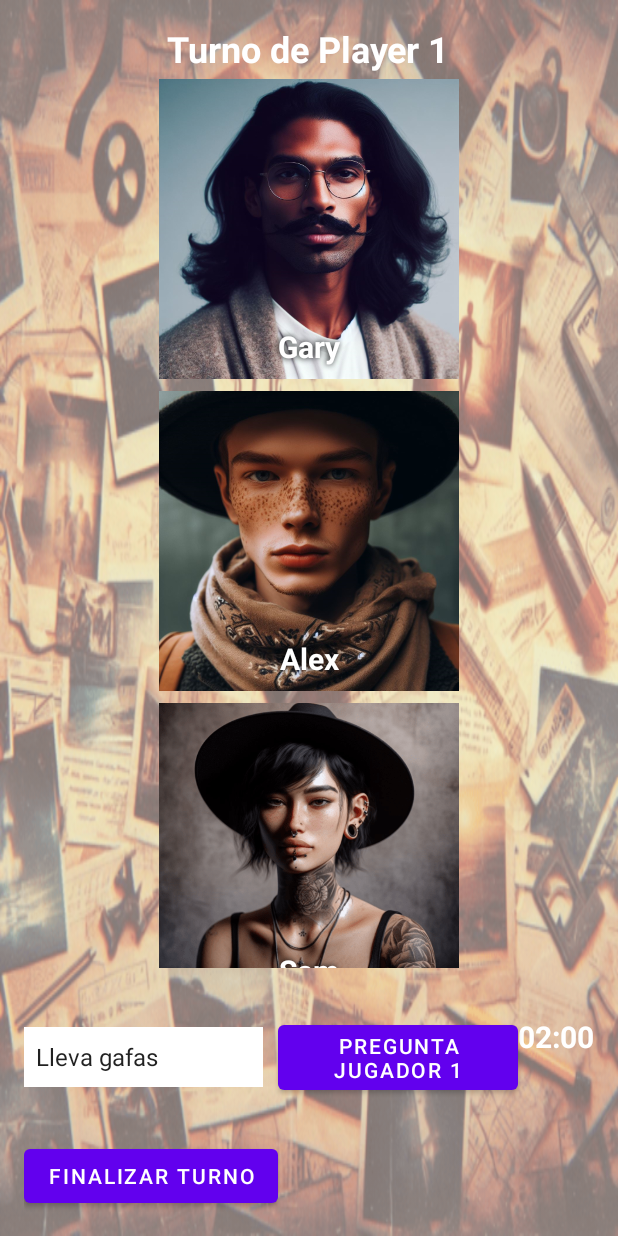
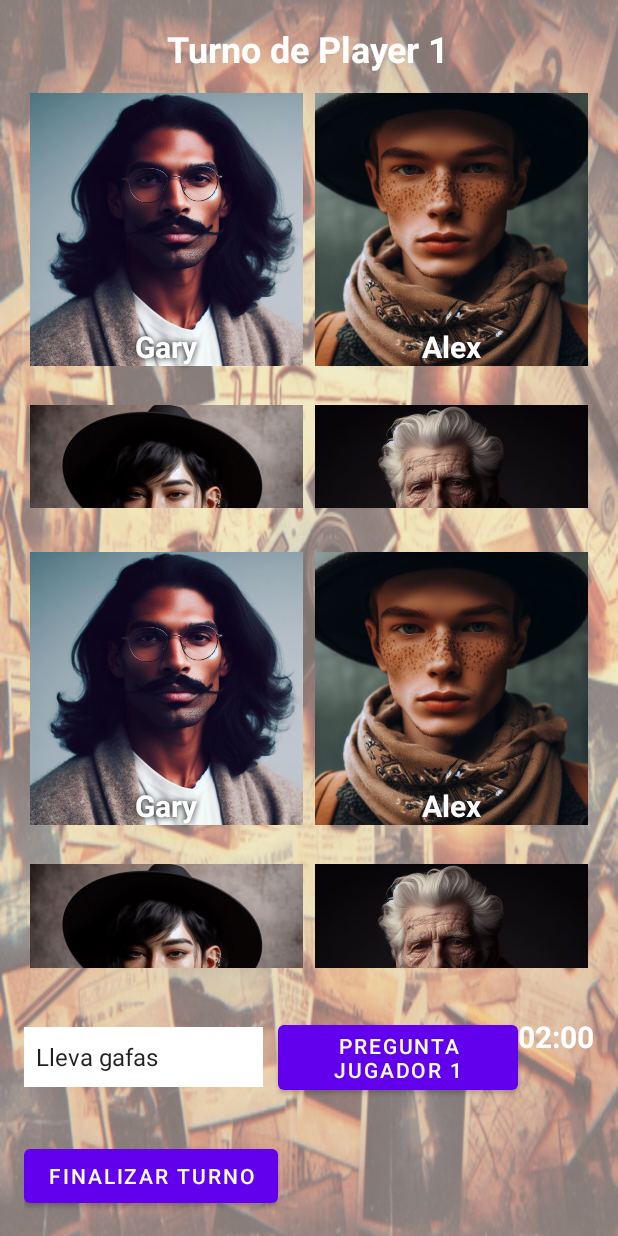
Before and after one commit to MaxBonas/WhoIsWho, an Android app: the LocalPvPActivity screen opened directly, with no data from a screen before it, on a phone screen of 412 x 824 dp. Run offline under Robolectric (Android 15) with nearby library versions, the phone set to English and light mode, and no system bars; our stand-ins replace Firebase (no records; nobody signed in at launch, a user with empty details on screens opened directly).

Commit message:
advances with de localpvpactivity. splitting de characters list and charactersadapters and resolving other conflicts

```diff
--- a/app/src/main/java/com/max/whoiswho/Character.java
+++ b/app/src/main/java/com/max/whoiswho/Character.java
@@ -162,4 +162,22 @@ public class Character {
                 this.wearsScarfOrBandana == other.wearsScarfOrBandana;
     }
 
+    public Character deepCopy() {
+        return new Character(
+                this.name,
+                this.hasGlasses,
+                this.hasBeard,
+                this.hasMustache,
+                this.isBald,
+                this.wearsHat,
+                this.wearsMakeup,
+                this.hasPiercing,
+                this.hasLongHair,
+                this.hasFreckles,
+                this.hasTattoos,
+                this.wearsScarfOrBandana,
+                this.isCrossedOut,
+                this.imagePath
+        );
+    }
 }
--- a/app/src/main/java/com/max/whoiswho/LocalPvPActivity.java
+++ b/app/src/main/java/com/max/whoiswho/LocalPvPActivity.java
@@ -4,7 +4,9 @@ import android.content.DialogInterface;
 import android.content.Intent;
 import android.os.Bundle;
 import android.os.CountDownTimer;
+import android.util.Log;
 import android.view.View;
+import android.view.ViewGroup;
 import android.widget.*;
 import androidx.appcompat.app.AlertDialog;
 import androidx.appcompat.app.AppCompatActivity;
@@ -39,24 +41,55 @@ public class LocalPvPActivity extends AppCompatActivity {
     // Variable para guardar el último personaje que se cruzó
     Character lastCrossedOutCharacterP1 = null;
     Character lastCrossedOutCharacterP2 = null;
+    RecyclerView characterRecyclerViewP1, characterRecyclerViewP2;
+    CharacterAdapter characterAdapterP1, characterAdapterP2;
 
     @Override
     protected void onCreate(Bundle savedInstanceState) {
         super.onCreate(savedInstanceState);
         setContentView(R.layout.activity_local_pvp);
 
+// Obtiene los personajes aleatorios
         characters = getRandomCharacters(30);
 
-        boardP1 = new ArrayList<>(Arrays.asList(characters));
-        boardP2 = new ArrayList<>(Arrays.asList(characters));
-        characterAdapter = new CharacterAdapter(this, boardP1, boardP2, floatingImageView, true);
+// Crea listas para los tableros
+        boardP1 = new ArrayList<>();
+        boardP2 = new ArrayList<>();
 
+// Llena los tableros con personajes clonados
+        for (Character character : characters) {
+            boardP1.add(character.deepCopy());
+            boardP2.add(character.deepCopy());
+        }
 
-        characterRecyclerView = findViewById(R.id.character_recycler_view_pvp);
-        floatingImageView = findViewById(R.id.floating_image_view_pvp);
+        floatingImageView = new ImageView(this);
+        floatingImageView.setLayoutParams(new ViewGroup.LayoutParams(
+                ViewGroup.LayoutParams.MATCH_PARENT,
+                ViewGroup.LayoutParams.MATCH_PARENT));
+        floatingImageView.setVisibility(View.GONE);
+        floatingImageView.setScaleType(ImageView.ScaleType.CENTER_CROP);
+        ((FrameLayout) findViewById(R.id.container)).addView(floatingImageView);
+// Inicializa los RecyclerViews para cada jugador
+        characterRecyclerViewP1 = findViewById(R.id.character_recycler_view_pvp);
+        characterRecyclerViewP2 = findViewById(R.id.character_recycler_view_pvp_2);
 
-        characterRecyclerView.setAdapter(characterAdapter);
-        characterRecyclerView.setLayoutManager(new LinearLayoutManager(this));
+// Inicializa los adaptadores para cada jugador
+        characterAdapterP1 = new CharacterAdapter(this, boardP1, boardP2, floatingImageView, true);
+        characterAdapterP2 = new CharacterAdapter(this, boardP1, boardP2, floatingImageView, true);
+
+// Configura los RecyclerViews para cada jugador
+        if (characterRecyclerViewP1 != null) {
+            characterRecyclerViewP1.setAdapter(characterAdapterP1);
+            MainActivity.ScrollableGridLayoutManager gridLayoutManager = new MainActivity.ScrollableGridLayoutManager(this, 2);
+            characterRecyclerViewP1.setLayoutManager(gridLayoutManager);
+        }
+
+        if (characterRecyclerViewP2 != null) {
+            characterRecyclerViewP2.setAdapter(characterAdapterP2);
+            MainActivity.ScrollableGridLayoutManager gridLayoutManager = new MainActivity.ScrollableGridLayoutManager(this, 2);
+            characterRecyclerViewP2.setLayoutManager(gridLayoutManager);
+        }
+
 
         askButtonP1 = findViewById(R.id.ask_button_p1);
         askButtonP2 = findViewById(R.id.ask_button_p2);
@@ -234,7 +267,11 @@ public class LocalPvPActivity extends AppCompatActivity {
         askButtonP2.setEnabled(true);
     }
     private void startTurn(String player) {
+        // Asegurarse de que los objetos RecyclerView no sean null antes de acceder a sus métodos
+        if (characterRecyclerViewP1 != null && characterRecyclerViewP2 != null) {
             if ("Player 1".equals(player)) {
+                characterRecyclerViewP1.setVisibility(View.VISIBLE);
+                characterRecyclerViewP2.setVisibility(View.GONE);
             askButtonP1.setEnabled(true);
             questionsSpinnerP1.setEnabled(true);
             player1Container.setVisibility(View.VISIBLE);  // Mostrar sección del Jugador 1
@@ -244,6 +281,8 @@ public class LocalPvPActivity extends AppCompatActivity {
             player2Container.setVisibility(View.GONE);  // Ocultar sección del Jugador 2
 
             } else {
+                characterRecyclerViewP1.setVisibility(View.GONE);
+                characterRecyclerViewP2.setVisibility(View.VISIBLE);
                 askButtonP1.setEnabled(false);
                 questionsSpinnerP1.setEnabled(false);
                 player1Container.setVisibility(View.GONE);  // Ocultar sección del Jugador 1
@@ -252,21 +291,25 @@ public class LocalPvPActivity extends AppCompatActivity {
                 questionsSpinnerP2.setEnabled(true);
                 player2Container.setVisibility(View.VISIBLE);  // Mostrar sección del Jugador 2
             }
+        } else {
+            // Mostrar algún mensaje de error o hacer algo para manejar el caso en que los objetos son null
+            Log.e("LocalPvPActivity", "RecyclerViews no inicializados");
+        }
 
         // Actualizar el TextView de turno actual
         currentPlayerTextView.setText("Turno de " + player);
 
         // Verificar si hay un ganador después de cada turno
         if ("Player 1".equals(player)) {
-            checkForWinner(chosenCharacterP2, "Player 1");
+            checkForWinner(chosenCharacterP2, "Player 1", characterAdapterP1);
         } else {
-            checkForWinner(chosenCharacterP1, "Player 2");
+            checkForWinner(chosenCharacterP1, "Player 2", characterAdapterP2);
         }
     }
 
     // Método para verificar si alguno de los jugadores ha ganado
-    private void checkForWinner(Character chosenCharacter, String player) {
-        int numberOfUncrossed = characterAdapter.getNumberOfUncrossedCharacters();
+    private void checkForWinner(Character chosenCharacter, String player, CharacterAdapter adapter) {
+        int numberOfUncrossed = adapter.getNumberOfUncrossedCharacters();
         if (numberOfUncrossed == 1) {
             Character remainingCharacter = characterAdapter.getUncrossedCharacter();
             if (remainingCharacter != null) {
@@ -308,12 +351,11 @@ public class LocalPvPActivity extends AppCompatActivity {
     }
     private void updatePlayerBoard(String player, String characterName, boolean answer) {
         if ("Player 1".equals(player)) {
-            lastCrossedOutCharacterP1 = characterAdapter.updatePlayerBoard(characterName, answer, "Player 1");
+            lastCrossedOutCharacterP1 = characterAdapterP1.updatePlayerBoard("Player 1", characterName, answer);
         } else {
-            lastCrossedOutCharacterP2 = characterAdapter.updatePlayerBoard(characterName, answer, "Player 2");
+            lastCrossedOutCharacterP2 = characterAdapterP2.updatePlayerBoard("Player 2", characterName, answer);
         }
     }
-
 
     private boolean characterInArray(Character character, Character[] array) {
         for (Character c : array) {
@@ -348,9 +390,9 @@ public class LocalPvPActivity extends AppCompatActivity {
         builder.setCancelable(false);
         builder.show();
     }
-    public void setRecyclerViewScrollEnabled(boolean enabled) {
-        if (characterRecyclerView.getLayoutManager() instanceof MainActivity.ScrollableGridLayoutManager) {
-            MainActivity.ScrollableGridLayoutManager gridLayoutManager = (MainActivity.ScrollableGridLayoutManager) characterRecyclerView.getLayoutManager();
+    public void setRecyclerViewScrollEnabled(RecyclerView recyclerView, boolean enabled) {
+        if (recyclerView != null && recyclerView.getLayoutManager() instanceof MainActivity.ScrollableGridLayoutManager) {
+            MainActivity.ScrollableGridLayoutManager gridLayoutManager = (MainActivity.ScrollableGridLayoutManager) recyclerView.getLayoutManager();
             gridLayoutManager.setScrollEnabled(enabled);
         }
     }
--- a/app/src/main/res/layout/activity_local_pvp.xml
+++ b/app/src/main/res/layout/activity_local_pvp.xml
@@ -31,6 +31,13 @@
         <!-- RecyclerView para mostrar la lista de imágenes de los personajes -->
         <androidx.recyclerview.widget.RecyclerView
                 android:id="@+id/character_recycler_view_pvp"
+                android:layout_width="match_parent"
+                android:layout_height="0dp"
+                android:layout_marginBottom="16dp"
+                android:layout_weight="1" />
+
+        <androidx.recyclerview.widget.RecyclerView
+                android:id="@+id/character_recycler_view_pvp_2"
                 android:layout_width="match_parent"
                 android:layout_height="0dp"
                 android:layout_marginBottom="16dp"
```
Also changed, not shown: app/src/main/java/com/max/whoiswho/CharacterAdapter.java (+18 -25 lines). Lines whose indentation alone changed are shown as unchanged.
